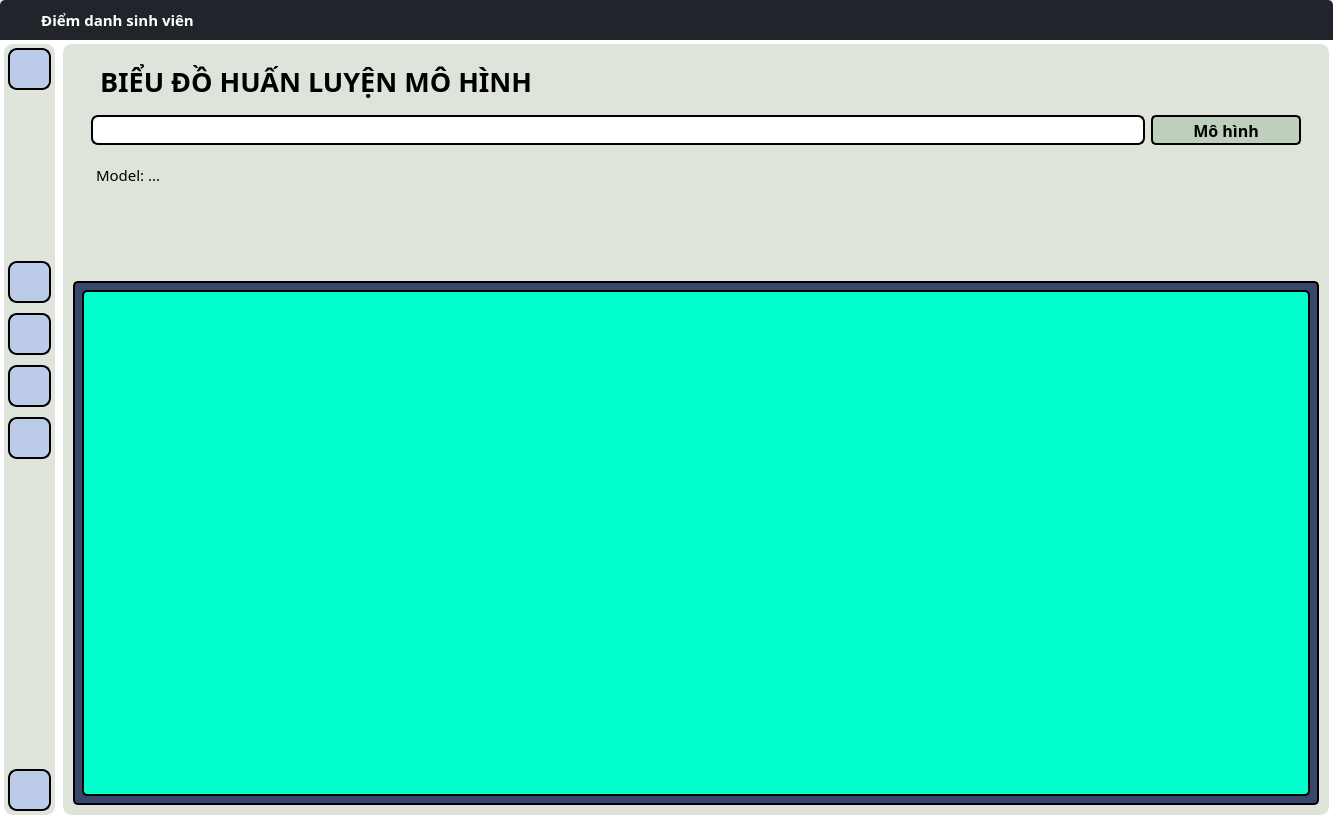
Above: attendance.ui from cdghhhiilnnotu/Face-Attendance-CLIENT before the change. Below: the same form after it.
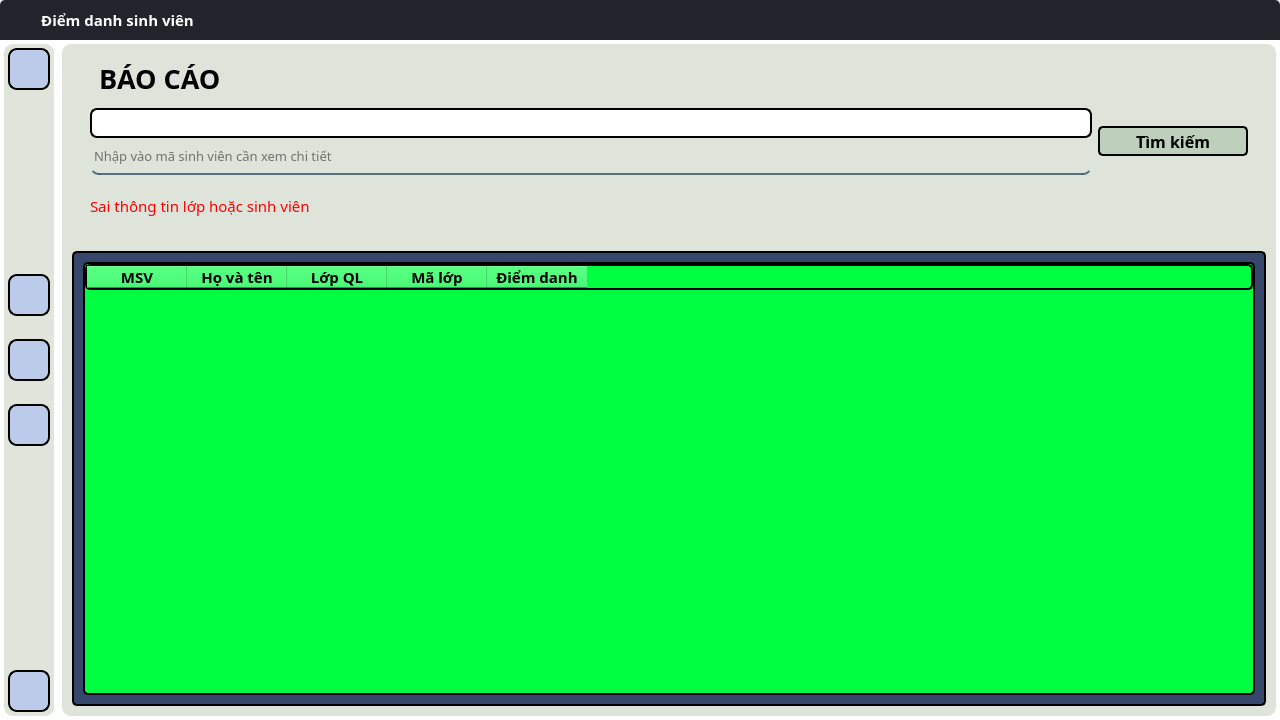
That is the form after the change. The open tabs and pages were chosen to show the change. Icons and pictures are not drawn.

```diff
--- a/attendance.ui
+++ b/attendance.ui
@@ -6,10 +6,16 @@
    <rect>
     <x>0</x>
     <y>0</y>
-    <width>1333</width>
-    <height>819</height>
+    <width>1280</width>
+    <height>720</height>
    </rect>
   </property>
+  <property name="maximumSize">
+   <size>
+    <width>1280</width>
+    <height>720</height>
+   </size>
+  </property>
   <property name="font">
    <font>
     <family>Cambria</family>
@@ -129,64 +135,6 @@
          </property>
         </spacer>
        </item>
-       <item>
-        <widget class="QPushButton" name="attendance_minimize_btn">
-         <property name="minimumSize">
-          <size>
-           <width>25</width>
-           <height>25</height>
-          </size>
-         </property>
-         <property name="maximumSize">
-          <size>
-           <width>25</width>
-           <height>25</height>
-          </size>
-         </property>
-         <property name="text">
-          <string/>
-         </property>
-         <property name="icon">
-          <iconset resource="resources/resources.qrc">
-           <normaloff>:/icon-EC8482/EC8482/minus-circle.svg</normaloff>:/icon-EC8482/EC8482/minus-circle.svg</iconset>
-         </property>
-         <property name="iconSize">
-          <size>
-           <width>25</width>
-           <height>25</height>
-          </size>
-         </property>
-        </widget>
-       </item>
-       <item>
-        <widget class="QPushButton" name="attendance_expand_btn">
-         <property name="minimumSize">
-          <size>
-           <width>25</width>
-           <height>25</height>
-          </size>
-         </property>
-         <property name="maximumSize">
-          <size>
-           <width>25</width>
-           <height>25</height>
-          </size>
-         </property>
-         <property name="text">
-          <string/>
-         </property>
-         <property name="icon">
-          <iconset resource="resources/resources.qrc">
-           <normaloff>:/icon-EC8482/EC8482/octagon.svg</normaloff>:/icon-EC8482/EC8482/octagon.svg</iconset>
-         </property>
-         <property name="iconSize">
-          <size>
-           <width>25</width>
-           <height>25</height>
-          </size>
-         </property>
-        </widget>
-       </item>
        <item>
         <widget class="QPushButton" name="attendance_exit_btn">
          <property name="minimumSize">
@@ -484,43 +432,6 @@
                </property>
               </widget>
              </item>
-             <item>
-              <widget class="QPushButton" name="chart_btn">
-               <property name="minimumSize">
-                <size>
-                 <width>0</width>
-                 <height>50</height>
-                </size>
-               </property>
-               <property name="font">
-                <font>
-                 <family>Cascadia Code</family>
-                 <pointsize>12</pointsize>
-                </font>
-               </property>
-               <property name="styleSheet">
-                <string notr="true">margin: 4px 4px 4px 4px;
-background-color:rgb(188,203,234);
-border-radius:9px;
-border: 2px solid #000;
-font-size: 12pt;
-</string>
-               </property>
-               <property name="text">
-                <string/>
-               </property>
-               <property name="icon">
-                <iconset resource="resources/resources.qrc">
-                 <normaloff>:/icon-dark/icon-dark/pie-chart.svg</normaloff>:/icon-dark/icon-dark/pie-chart.svg</iconset>
-               </property>
-               <property name="iconSize">
-                <size>
-                 <width>30</width>
-                 <height>30</height>
-                </size>
-               </property>
-              </widget>
-             </item>
             </layout>
            </widget>
           </item>
@@ -1798,7 +1709,7 @@
                       </property>
                      </widget>
                     </item>
-                    <item row="0" column="1">
+                    <item row="0" column="1" rowspan="2">
                      <widget class="QPushButton" name="report_search_btn">
                       <property name="minimumSize">
                        <size>
@@ -1870,6 +1781,22 @@
                       </property>
                      </widget>
                     </item>
+                    <item row="2" column="0">
+                     <widget class="QLabel" name="report_wrong_label">
+                      <property name="font">
+                       <font>
+                        <family>Cascadia Code</family>
+                        <pointsize>11</pointsize>
+                       </font>
+                      </property>
+                      <property name="styleSheet">
+                       <string notr="true">color: rgb(255, 0, 0);</string>
+                      </property>
+                      <property name="text">
+                       <string>Sai thông tin lớp hoặc sinh viên</string>
+                      </property>
+                     </widget>
+                    </item>
                    </layout>
                   </widget>
                  </item>
@@ -2016,215 +1943,6 @@
               </item>
              </layout>
             </widget>
-            <widget class="QWidget" name="chart_page">
-             <layout class="QVBoxLayout" name="verticalLayout_9" stretch="3,7">
-              <property name="spacing">
-               <number>2</number>
-              </property>
-              <property name="leftMargin">
-               <number>1</number>
-              </property>
-              <property name="topMargin">
-               <number>1</number>
-              </property>
-              <property name="rightMargin">
-               <number>1</number>
-              </property>
-              <property name="bottomMargin">
-               <number>1</number>
-              </property>
-              <item>
-               <widget class="QWidget" name="chart_controllers" native="true">
-                <layout class="QVBoxLayout" name="verticalLayout_8" stretch="1,1,3">
-                 <item>
-                  <widget class="QLabel" name="chart_name_label">
-                   <property name="font">
-                    <font>
-                     <family>Cascadia Mono SemiBold</family>
-                     <pointsize>20</pointsize>
-                     <weight>75</weight>
-                     <bold>true</bold>
-                     <underline>false</underline>
-                     <strikeout>false</strikeout>
-                    </font>
-                   </property>
-                   <property name="layoutDirection">
-                    <enum>Qt::LeftToRight</enum>
-                   </property>
-                   <property name="styleSheet">
-                    <string notr="true">color: rgb(0, 0, 0);
-padding-left: 10px;
-font-weight: bold;
-font-size: 20pt;</string>
-                   </property>
-                   <property name="text">
-                    <string>BIỂU ĐỒ HUẤN LUYỆN MÔ HÌNH</string>
-                   </property>
-                   <property name="alignment">
-                    <set>Qt::AlignLeading|Qt::AlignLeft|Qt::AlignVCenter</set>
-                   </property>
-                  </widget>
-                 </item>
-                 <item>
-                  <widget class="QWidget" name="search_panel" native="true">
-                   <layout class="QHBoxLayout" name="horizontalLayout_3">
-                    <item>
-                     <widget class="QLineEdit" name="chart_model_name_input">
-                      <property name="minimumSize">
-                       <size>
-                        <width>30</width>
-                        <height>30</height>
-                       </size>
-                      </property>
-                      <property name="font">
-                       <font>
-                        <family>Cascadia Code</family>
-                        <pointsize>10</pointsize>
-                       </font>
-                      </property>
-                      <property name="styleSheet">
-                       <string notr="true">background-color: rgb(255, 255, 255);
-border-radius: 7px;
-border: 2px solid #000;</string>
-                      </property>
-                      <property name="inputMask">
-                       <string/>
-                      </property>
-                      <property name="text">
-                       <string/>
-                      </property>
-                     </widget>
-                    </item>
-                    <item>
-                     <widget class="QPushButton" name="chart_show_btn">
-                      <property name="sizePolicy">
-                       <sizepolicy hsizetype="Fixed" vsizetype="Fixed">
-                        <horstretch>0</horstretch>
-                        <verstretch>0</verstretch>
-                       </sizepolicy>
-                      </property>
-                      <property name="minimumSize">
-                       <size>
-                        <width>150</width>
-                        <height>30</height>
-                       </size>
-                      </property>
-                      <property name="font">
-                       <font>
-                        <family>Cascadia Code</family>
-                        <pointsize>12</pointsize>
-                        <weight>75</weight>
-                        <bold>true</bold>
-                       </font>
-                      </property>
-                      <property name="styleSheet">
-                       <string notr="true">background-color: rgb(190,207,187);
-color: rgb(0,0,0);
-border-radius: 5px;
-border: 2px solid #000;
-font-weight: bold;
-font-size: 12pt;</string>
-                      </property>
-                      <property name="text">
-                       <string>Mô hình</string>
-                      </property>
-                      <property name="icon">
-                       <iconset>
-                        <normaloff>:/icons/codesandbox.svg</normaloff>:/icons/codesandbox.svg</iconset>
-                      </property>
-                      <property name="iconSize">
-                       <size>
-                        <width>25</width>
-                        <height>25</height>
-                       </size>
-                      </property>
-                     </widget>
-                    </item>
-                   </layout>
-                  </widget>
-                 </item>
-                 <item>
-                  <widget class="QLabel" name="chart_result_text_label">
-                   <property name="font">
-                    <font>
-                     <family>Cascadia Code</family>
-                     <pointsize>11</pointsize>
-                     <underline>false</underline>
-                    </font>
-                   </property>
-                   <property name="layoutDirection">
-                    <enum>Qt::LeftToRight</enum>
-                   </property>
-                   <property name="styleSheet">
-                    <string notr="true">color: rgb(0, 0, 0);
-padding-left: 10px;</string>
-                   </property>
-                   <property name="text">
-                    <string>Model: ...</string>
-                   </property>
-                   <property name="alignment">
-                    <set>Qt::AlignLeading|Qt::AlignLeft|Qt::AlignTop</set>
-                   </property>
-                  </widget>
-                 </item>
-                </layout>
-               </widget>
-              </item>
-              <item>
-               <widget class="QWidget" name="chart_view" native="true">
-                <property name="font">
-                 <font>
-                  <family>Cascadia Code</family>
-                 </font>
-                </property>
-                <property name="styleSheet">
-                 <string notr="true">border-radius: 5px;
-background-color:rgb(54, 71, 107); 
-border-radius: 5px;
-border: 2px solid #000;</string>
-                </property>
-                <layout class="QHBoxLayout" name="horizontalLayout_10">
-                 <property name="spacing">
-                  <number>0</number>
-                 </property>
-                 <item>
-                  <widget class="QLabel" name="chart_result_img_label">
-                   <property name="maximumSize">
-                    <size>
-                     <width>50000</width>
-                     <height>50000</height>
-                    </size>
-                   </property>
-                   <property name="font">
-                    <font>
-                     <family>Cascadia Code</family>
-                    </font>
-                   </property>
-                   <property name="layoutDirection">
-                    <enum>Qt::RightToLeft</enum>
-                   </property>
-                   <property name="styleSheet">
-                    <string notr="true">background-color: rgb(0, 255, 204);</string>
-                   </property>
-                   <property name="text">
-                    <string/>
-                   </property>
-                   <property name="pixmap">
-                    <pixmap>../../../Duong/.designer/backup/resources/apps/no_data_found.png</pixmap>
-                   </property>
-                   <property name="scaledContents">
-                    <bool>true</bool>
-                   </property>
-                   <property name="alignment">
-                    <set>Qt::AlignLeading|Qt::AlignLeft|Qt::AlignVCenter</set>
-                   </property>
-                  </widget>
-                 </item>
-                </layout>
-               </widget>
-              </item>
-             </layout>
-            </widget>
            </widget>
           </item>
          </layout>
```
Left out of the diff: 36 changed lines with no effect on the pictures.
